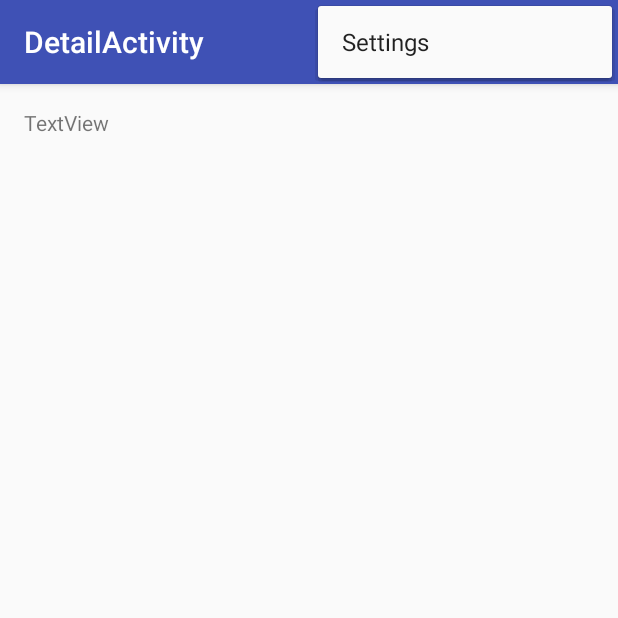
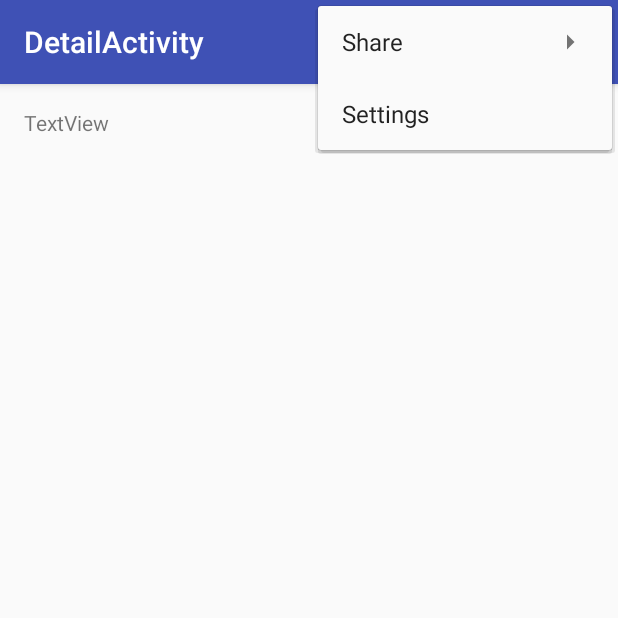
Before and after one commit to nadavperetz/SunshineApp, an Android app: the DetailActivity screen opened directly, with no data from a screen before it, with the options menu open, on a phone screen of 412 x 824 dp, the top half of it. Run offline under Robolectric (Android 15) with nearby library versions, the phone set to English and light mode, and no system bars.

Commit message:
Part 3  Final

```diff
--- a/app/src/main/java/com/nadavperetz/sunshineapp/DetailActivity.java
+++ b/app/src/main/java/com/nadavperetz/sunshineapp/DetailActivity.java
@@ -19,15 +19,20 @@ package com.nadavperetz.sunshineapp;
 import android.content.Intent;
 import android.os.Bundle;
 import android.support.v4.app.Fragment;
+import android.support.v4.view.MenuItemCompat;
 import android.support.v7.app.ActionBarActivity;
+import android.support.v7.widget.ShareActionProvider;
+import android.util.Log;
 import android.view.LayoutInflater;
 import android.view.Menu;
+import android.view.MenuInflater;
 import android.view.MenuItem;
 import android.view.View;
 import android.view.ViewGroup;
 import android.widget.TextView;
 
 public class DetailActivity extends ActionBarActivity {
+
 
     @Override
     protected void onCreate(Bundle savedInstanceState) {
@@ -60,6 +65,7 @@ public class DetailActivity extends ActionBarActivity {
         if (id == R.id.action_settings) {
             Intent settings_intent = new Intent(this, SettingsActivity.class);
             startActivity(settings_intent);
+            return true;
         }
 
         return super.onOptionsItemSelected(item);
@@ -69,8 +75,13 @@ public class DetailActivity extends ActionBarActivity {
      * A placeholder fragment containing a simple view.
      */
     public static class PlaceholderFragment extends Fragment {
+        private static final String LOG_TAG = DetailActivity.class.getSimpleName();
+        private static final String FORECAST_SHARE_HASHTAG = " #SunshineApp";
+        private  String mForecastStr;
 
         public PlaceholderFragment() {
+                    setHasOptionsMenu(true);
+
         }
 
         @Override
@@ -81,10 +92,40 @@ public class DetailActivity extends ActionBarActivity {
             Intent intent = getActivity().getIntent();
 
             if ((intent != null) && intent.hasExtra(Intent.EXTRA_TEXT)) {
-                String forecast = intent.getStringExtra(Intent.EXTRA_TEXT);
-                ((TextView) rootView.findViewById(R.id.forecast_textview)).setText(forecast);
+                mForecastStr = intent.getStringExtra(Intent.EXTRA_TEXT);
+                ((TextView) rootView.findViewById(R.id.forecast_textview)).setText(mForecastStr);
             }
             return rootView;
         }
+
+        @Override
+        public void onCreateOptionsMenu(Menu menu, MenuInflater inflater) {
+            // Inflate the menu; this adds items to the action bar if it is present.
+            inflater.inflate(R.menu.detailfragment, menu);
+
+            // Retrieve the share menu item
+            MenuItem menuItem = menu.findItem(R.id.action_share);
+
+            // Get the provider and hold onto it to set/change the share intent.
+            ShareActionProvider mShareActionProvider =
+                    (ShareActionProvider) MenuItemCompat.getActionProvider(menuItem);
+
+            // Attach an intent to this ShareActionProvider.  You can update this at any time,
+            // like when the user selects a new piece of data they might like to share.
+            if (mShareActionProvider != null ) {
+                mShareActionProvider.setShareIntent(createShareForecastIntent());
+            } else {
+                Log.d(LOG_TAG, "Share Action Provider is null?");
+            }
+        }
+
+        private Intent createShareForecastIntent() {
+            Intent shareIntent = new Intent(Intent.ACTION_SEND);
+            shareIntent.addFlags(Intent.FLAG_ACTIVITY_CLEAR_WHEN_TASK_RESET);
+            shareIntent.setType("text/plain");
+            shareIntent.putExtra(Intent.EXTRA_TEXT,
+                    mForecastStr + FORECAST_SHARE_HASHTAG);
+            return shareIntent;
+        }
     }
 }
--- a/app/src/main/java/com/nadavperetz/sunshineapp/SettingsActivity.java
+++ b/app/src/main/java/com/nadavperetz/sunshineapp/SettingsActivity.java
@@ -20,11 +20,11 @@ public class SettingsActivity extends PreferenceActivity
     public void onCreate(Bundle savedInstanceState) {
         super.onCreate(savedInstanceState);
         // Add 'general' preferences, defined in the XML file
-         // TODO: Add preferences from XML
-
+        addPreferencesFromResource(R.xml.pref_general);
         // For all preferences, attach an OnPreferenceChangeListener so the UI summary can be
         // updated when the preference changes.
-        // TODO: Add preferences
+        bindPreferenceSummaryToValue(findPreference(getString(R.string.pref_location_key)));
+        bindPreferenceSummaryToValue(findPreference(getString(R.string.pref_units_key)));
     }
 
     /**
--- a/app/src/main/java/com/nadavperetz/sunshineapp/Tasks/FetchWeather.java
+++ b/app/src/main/java/com/nadavperetz/sunshineapp/Tasks/FetchWeather.java
@@ -53,6 +53,7 @@ public class FetchWeather extends AsyncTask<String, String[], String[]> {
         HttpURLConnection urlConnection = null;
         BufferedReader reader = null;
         String post_code = strings[0];
+        String units = strings[1];
         // Will contain the raw JSON response as a string.
         String forecastJsonStr = null;
         String[] forecast = null;
@@ -69,7 +70,7 @@ public class FetchWeather extends AsyncTask<String, String[], String[]> {
             url_path.path("data/2.5/forecast/daily");
             url_path.appendQueryParameter("q", post_code);
             url_path.appendQueryParameter("mode", "json");
-            url_path.appendQueryParameter("units", "metric");
+            url_path.appendQueryParameter("units", units);
             url_path.appendQueryParameter("cnt", "7");
             url_path.appendQueryParameter("APPID", "a65fb759cecf02de6be4949f649bed95");
 
--- /dev/null
+++ b/app/src/main/res/menu/detailfragment.xml
@@ -0,0 +1,8 @@
+<?xml version="1.0" encoding="utf-8"?>
+
+<menu xmlns:android="http://schemas.android.com/apk/res/android"
+    xmlns:app="http://schemas.android.com/apk/res-auto">
+    <item android:id="@+id/action_share"
+        android:title="@string/action_share"
+        app:actionProviderClass="android.support.v7.widget.ShareActionProvider" />
++</menu>
```
Also changed, not shown: app/src/main/java/com/nadavperetz/sunshineapp/ForecastFragment.java (+18 -15 lines), app/src/main/java/com/nadavperetz/sunshineapp/MainActivity.java (+34 -0 lines), app/src/main/res/menu/main.xml (+6 -2 lines), app/src/main/res/values/arrays.xml (added, +11 -0 lines), app/src/main/res/values/strings.xml (+13 -0 lines), app/src/main/res/xml/pref_general.xml (added, +16 -0 lines).
